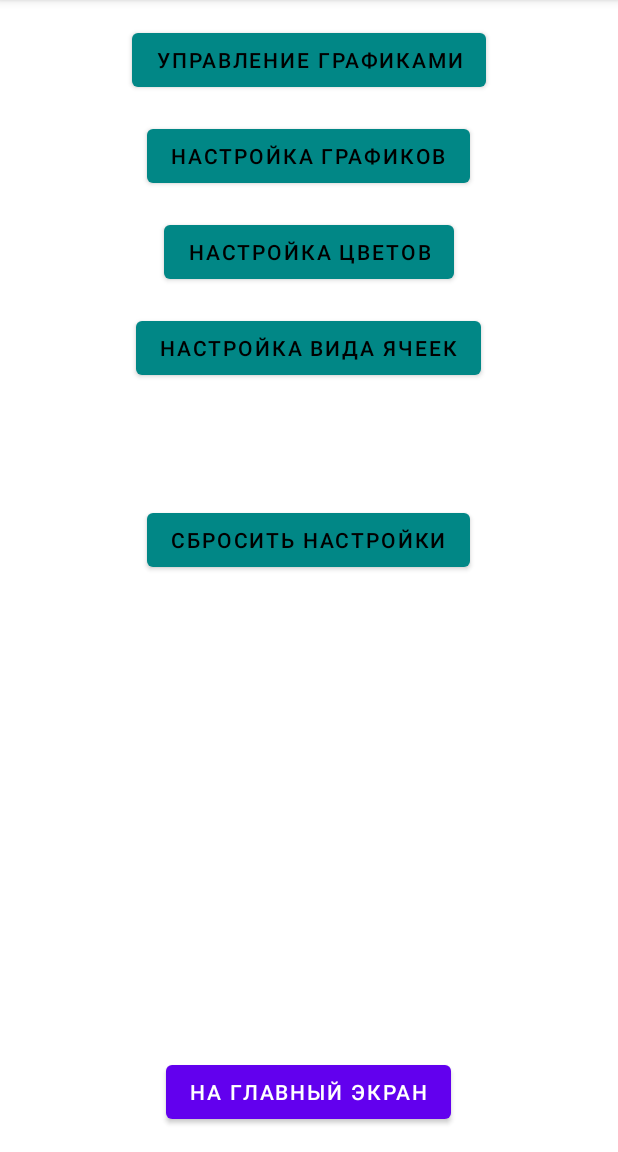
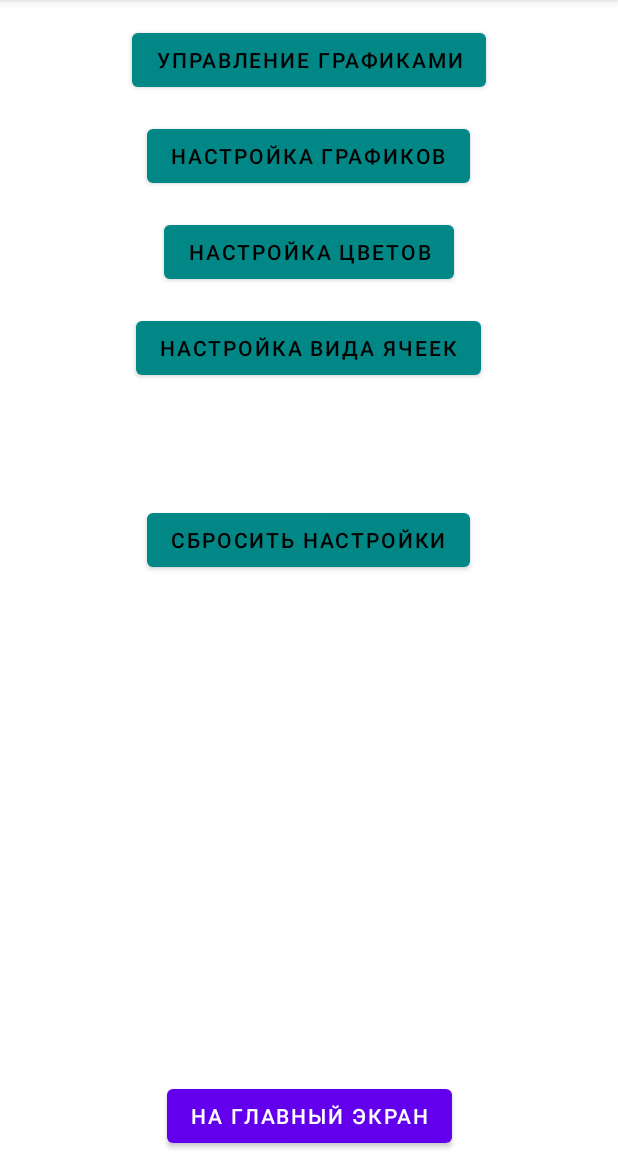
Before and after one commit to MrDemonid/Work-Calendar, an Android app: the SettingsActivity screen opened directly, with no data from a screen before it, on a phone screen of 412 x 824 dp, the part 84-1236 px from its top. Run offline under Robolectric (Android 15) with nearby library versions, the phone set to English and light mode, and no system bars.

Commit message:
fix problem with scroll on SettingActivity

```diff
--- a/app/src/main/res/layout/activity_settings.xml
+++ b/app/src/main/res/layout/activity_settings.xml
@@ -1,66 +1,86 @@
 <?xml version="1.0" encoding="utf-8"?>
-<LinearLayout xmlns:android="http://schemas.android.com/apk/res/android"
+<androidx.constraintlayout.widget.ConstraintLayout
+    xmlns:android="http://schemas.android.com/apk/res/android"
+    xmlns:app="http://schemas.android.com/apk/res-auto"
+    xmlns:tools="http://schemas.android.com/tools"
     android:layout_width="match_parent"
     android:layout_height="match_parent"
-    xmlns:tools="http://schemas.android.com/tools"
+    tools:context=".SettingsActivity">
+
+
+    <ScrollView
+        android:layout_width="match_parent"
+        android:layout_height="0dp"
+        android:fillViewport="true"
+        app:layout_constraintTop_toTopOf="parent"
+        app:layout_constraintBottom_toTopOf="@id/btn_back_to_main">
+
+        <LinearLayout
+            android:layout_width="match_parent"
+            android:layout_height="wrap_content"
+            android:gravity="center_horizontal"
             android:orientation="vertical"
-    android:padding="16dp"
-    android:gravity="center_horizontal"
-    tools:context=".SettingsActivity">
+            android:padding="16dp">
 
             <!-- Верхние кнопки -->
             <Button
                 android:id="@+id/btn_chart_names"
-        android:theme="@style/Theme.ColoredButton"
                 android:layout_width="wrap_content"
                 android:layout_height="wrap_content"
+                android:layout_marginBottom="16dp"
                 android:text="Управление графиками"
-        android:layout_marginBottom="16dp" />
+                android:theme="@style/Theme.ColoredButton" />
 
             <Button
                 android:id="@+id/btn_chart_settings"
-        android:theme="@style/Theme.ColoredButton"
                 android:layout_width="wrap_content"
                 android:layout_height="wrap_content"
+                android:layout_marginBottom="16dp"
                 android:text="Настройка графиков"
-        android:layout_marginBottom="16dp" />
+                android:theme="@style/Theme.ColoredButton" />
 
             <Button
                 android:id="@+id/btn_chart_colors_calendar"
-        android:theme="@style/Theme.ColoredButton"
                 android:layout_width="wrap_content"
                 android:layout_height="wrap_content"
+                android:layout_marginBottom="16dp"
                 android:text="Настройка цветов"
-        android:layout_marginBottom="16dp" />
+                android:theme="@style/Theme.ColoredButton" />
 
             <Button
                 android:id="@+id/btn_chart_cell_type"
-        android:theme="@style/Theme.ColoredButton"
                 android:layout_width="wrap_content"
                 android:layout_height="wrap_content"
+                android:layout_marginBottom="16dp"
                 android:text="Настройка вида ячеек"
-        android:layout_marginBottom="16dp" />
+                android:theme="@style/Theme.ColoredButton" />
 
             <Button
                 android:id="@+id/btn_chart_reset"
-        android:theme="@style/Theme.ColoredButton"
                 android:layout_width="wrap_content"
                 android:layout_height="wrap_content"
                 android:layout_marginTop="64dp"
+                android:layout_marginBottom="16dp"
                 android:text="Сбросить настройки"
-        android:layout_marginBottom="16dp" />
+                android:theme="@style/Theme.ColoredButton" />
 
+        </LinearLayout>
+    </ScrollView>
 
-    <!-- Разделитель для отодвигания нижней кнопки вниз -->
-    <Space
-        android:layout_width="match_parent"
-        android:layout_height="0dp"
-        android:layout_weight="1" />
+<!--    &lt;!&ndash; Разделитель для отодвигания нижней кнопки вниз &ndash;&gt;-->
+<!--    <Space-->
+<!--        android:layout_width="match_parent"-->
+<!--        android:layout_height="0dp"-->
+<!--        android:layout_weight="1" />-->
 
     <!-- Кнопка возврата на главный экран -->
     <Button
         android:id="@+id/btn_back_to_main"
         android:layout_width="wrap_content"
         android:layout_height="wrap_content"
-        android:text="На главный экран" />
-</LinearLayout>
+        android:text="На главный экран"
+        app:layout_constraintBottom_toBottomOf="parent"
+        app:layout_constraintEnd_toEndOf="parent"
+        app:layout_constraintStart_toStartOf="parent" />
+
+</androidx.constraintlayout.widget.ConstraintLayout>
--- a/app/src/main/res/layout/activity_settings_modes.xml
+++ b/app/src/main/res/layout/activity_settings_modes.xml
@@ -1,5 +1,6 @@
 <?xml version="1.0" encoding="utf-8"?>
-<LinearLayout xmlns:android="http://schemas.android.com/apk/res/android"
+<LinearLayout
+    xmlns:android="http://schemas.android.com/apk/res/android"
     xmlns:app="http://schemas.android.com/apk/res-auto"
     xmlns:tools="http://schemas.android.com/tools"
     android:layout_width="match_parent"
```
Lines whose indentation alone changed are shown as unchanged.
